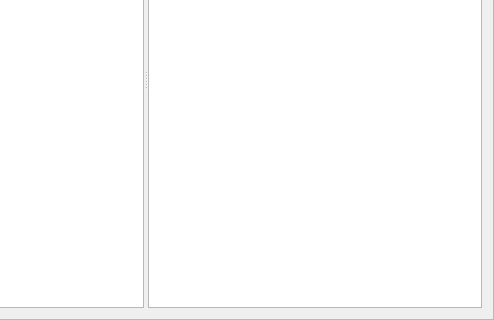
The window that src/gdxviewer/gdxviewer.ui (GAMS-dev/studio) describes before a commit, drawn with Qt 5; both pictures show x 202 to 696 and y 162 to 482 of the 696 by 482 pixel window.
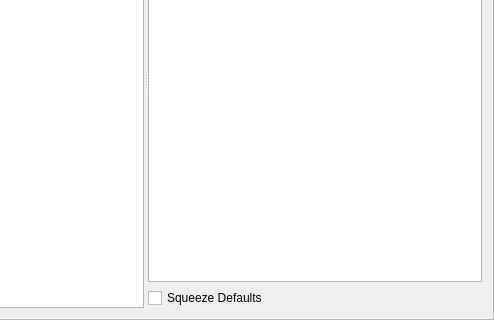
The same window after the commit.

Commit message: first version of squeeze defaults functionality in GDX Viewer

```diff
--- a/src/gdxviewer/gdxviewer.ui
+++ b/src/gdxviewer/gdxviewer.ui
@@ -51,6 +51,9 @@
        <number>22</number>
       </attribute>
      </widget>
+     <widget class="QWidget" name="layoutWidget">
+      <layout class="QVBoxLayout" name="verticalLayout">
+       <item>
      <widget class="QTableView" name="tableView">
       <property name="selectionMode">
        <enum>QAbstractItemView::SingleSelection</enum>
@@ -67,6 +70,16 @@
       <attribute name="verticalHeaderDefaultSectionSize">
        <number>22</number>
       </attribute>
+        </widget>
+       </item>
+       <item>
+        <widget class="QCheckBox" name="cbSqueezeDefaults">
+         <property name="text">
+          <string>Squeeze Defaults</string>
+         </property>
+        </widget>
+       </item>
+      </layout>
      </widget>
     </widget>
    </item>
```
Lines whose indentation alone changed are shown as unchanged. The commit also changes 4 other files.
